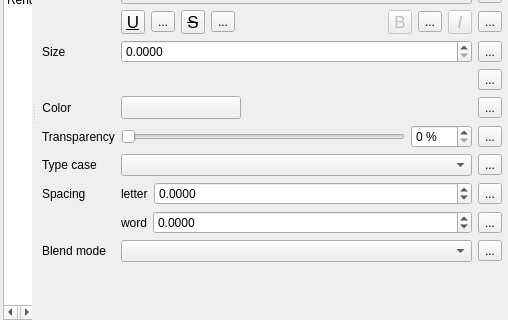
This is src/ui/qgslabelingguibase.ui in qgis/QGIS as Qt 5 draws it before an edit; both pictures show x 0 to 508 and y 280 to 600 of the 508 by 600 pixel window. The edited form follows.
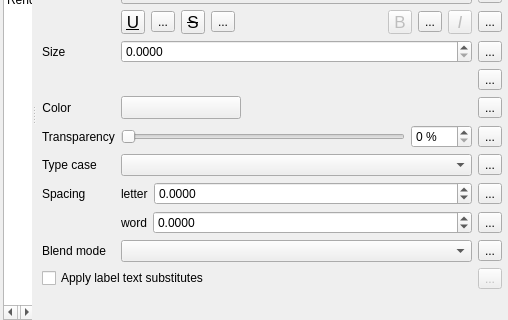
This is the edited form. The open tabs and pages were chosen to show the change. Icons and pictures are not drawn. Custom widgets are drawn as their Qt base class.

Diff of the .ui file:
```diff
--- a/src/ui/qgslabelingguibase.ui
+++ b/src/ui/qgslabelingguibase.ui
@@ -1334,6 +1334,29 @@
                            </layout>
                           </widget>
                          </item>
+<item row="13" column="0" colspan="2">
+                          <widget class="QCheckBox" name="mCheckBoxSubstituteText">
+                           <property name="toolTip">
+                            <string>If enabled, the label text will automatically be modified using a preset list of substitutes</string>
+                           </property>
+                           <property name="text">
+                            <string>Apply label text substitutes</string>
+                           </property>
+                          </widget>
+                         </item>
+                         <item row="13" column="2">
+                          <widget class="QToolButton" name="mToolButtonConfigureSubstitutes">
+                           <property name="enabled">
+                            <bool>false</bool>
+                           </property>
+                           <property name="toolTip">
+                            <string>Configure substitutes</string>
+                           </property>
+                           <property name="text">
+                            <string>...</string>
+                           </property>
+                          </widget>
+                         </item>
                          <item row="1" column="1">
                           <widget class="QFontComboBox" name="mFontFamilyCmbBx">
                            <property name="editable">
```
